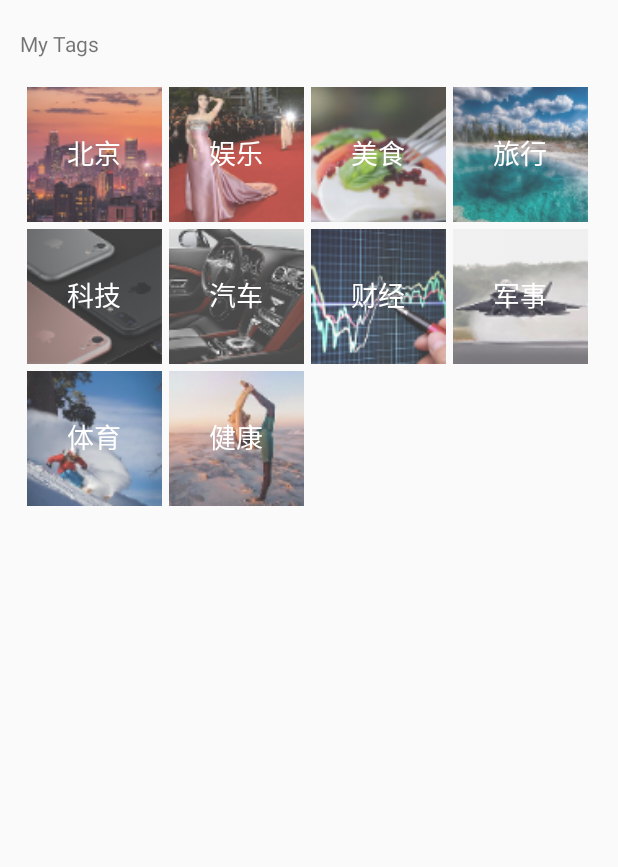
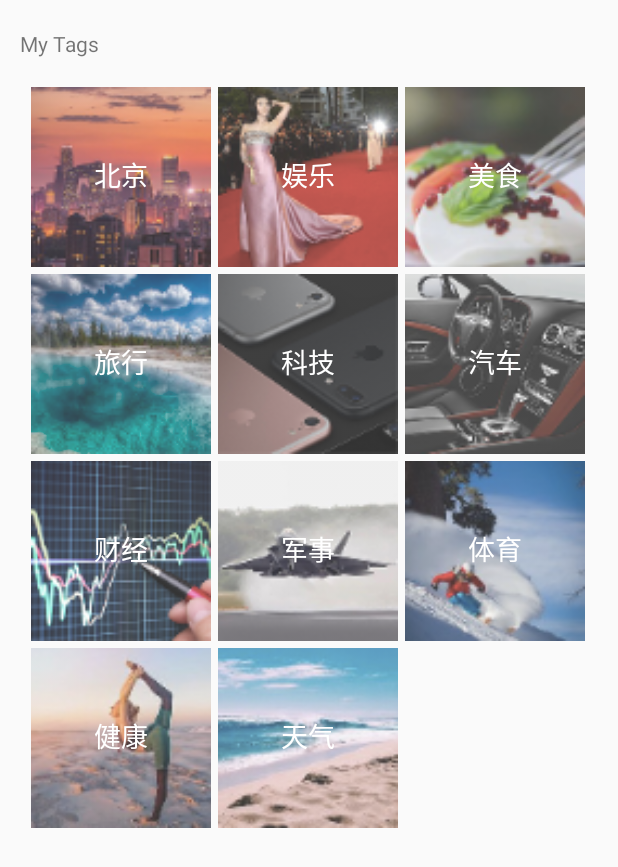
Before and after one commit to Qiaoyf96/NewsClient, an Android app: the VTags screen opened directly, with no data from a screen before it, on a phone screen of 412 x 824 dp. Shown: the top 867 px of the screen. Run offline under Robolectric (Android 15) with nearby library versions, the phone set to English and light mode, and no system bars.

```diff
--- a/app/src/main/java/com/newsclient/data/DTagList.java
+++ b/app/src/main/java/com/newsclient/data/DTagList.java
@@ -58,5 +58,9 @@ public class DTagList {
         map.put("ItemImage", R.mipmap.health);
         map.put("ItemText", "健康");
         lstImageitem.add(map);
+        map = new HashMap<String, Object>();
+        map.put("ItemImage", R.mipmap.weather);
+        map.put("ItemText", "天气");
+        lstImageitem.add(map);
     }
 }
--- a/app/src/main/res/layout/activity_recentlist.xml
+++ b/app/src/main/res/layout/activity_recentlist.xml
@@ -6,8 +6,12 @@
     android:orientation="vertical">
 
     <SearchView
+        android:id="@+id/recentlist_searchview"
         android:layout_width="match_parent"
-        android:layout_height="wrap_content" />
+        android:layout_height="wrap_content"
+        android:queryHint="Search News"
+        android:saveEnabled="true"
+        />
     <TextView
         android:id="@+id/textView3"
         android:layout_width="match_parent"
--- a/app/src/main/res/layout/activity_tags.xml
+++ b/app/src/main/res/layout/activity_tags.xml
@@ -29,9 +29,9 @@
 
             <GridView
                 android:id="@+id/activity_tags_Gridview"
-                android:layout_width="375dp"
+                android:layout_width="370dp"
                 android:layout_height="495dp"
-                android:columnWidth="90dp"
+                android:columnWidth="120dp"
                 android:gravity="center_horizontal"
                 android:horizontalSpacing="5dp"
                 android:numColumns="auto_fit"
--- a/app/src/main/res/layout/tags_item.xml
+++ b/app/src/main/res/layout/tags_item.xml
@@ -1,7 +1,7 @@
 <?xml version="1.0" encoding="utf-8"?>
 <FrameLayout xmlns:android="http://schemas.android.com/apk/res/android"
-    android:layout_width="90dp"
-    android:layout_height="90dp">
+    android:layout_width="120dp"
+    android:layout_height="120dp">
 
     <ImageView
         android:id="@+id/tags_item_ItemImage"
@@ -15,11 +15,9 @@
         android:layout_height="wrap_content"
         android:layout_marginBottom="1dp"
         android:layout_gravity="center"
-        android:textSize="18dp"
+        android:textSize="18sp"
         android:padding="1dp"
         android:textColor="#ffffff"
-        android:id = "@+id/tags_item_ItemText"
-
-        android:text="Golden Gate" />
+        android:id = "@+id/tags_item_ItemText" />
 
 </FrameLayout>
```
Also changed, not shown: app/src/main/java/com/newsclient/view/VRecents.java (+14 -0 lines), app/src/main/res/mipmap-xxxhdpi/weather.png (added).
